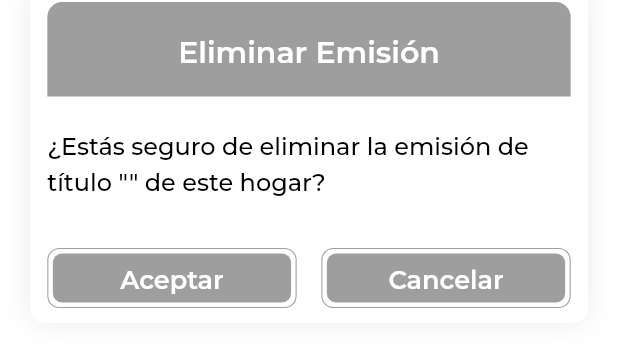
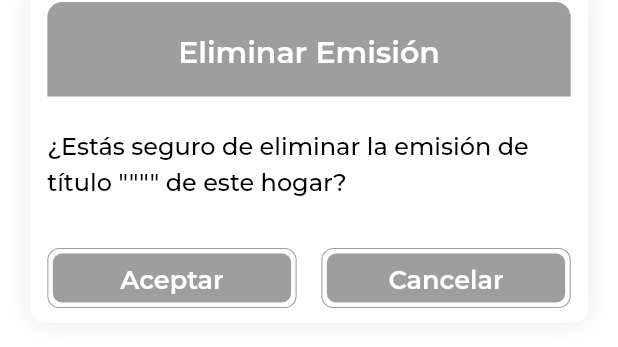
Before and after one commit to lmirandam07/greenhouse_app, a Flutter app: the RemoveUserDialog widget shown alone on an empty page, opened directly with empty values, on a phone screen of 412 x 824 dp. Shown: the part 463-810 px from the top of the screen. Run offline on Flutter 3.47's test engine with Material 2 defaults, Android fonts, the phone set to English and light mode, and no system bars; drawn by our look-alikes of flutter_bounceable; our stand-ins replace cached_network_image, cloud_firestore, dropdown_button2, firebase_auth, firebase_core, firebase_messaging and 13 more; missing offline and left inert: dart:ffi, google_maps_place_picker_mb; accounts and stored records are empty; network calls fail; project files that could hold a hidden picture were left out.

Commit message:
se corrigieron errores

```diff
--- a/green_house/lib/screens/dialogs/remove_emission.dart
+++ b/green_house/lib/screens/dialogs/remove_emission.dart
@@ -15,7 +15,10 @@ class RemoveUserDialog extends StatelessWidget {
   final String emissionId;
   final String emissionTitle;
   final Color color;
-  RemoveUserDialog(this.emissionId, this.emissionTitle, this.color, {Key? key})
+  final String emissionUser;
+  RemoveUserDialog(
+      this.emissionId, this.emissionTitle, this.color, this.emissionUser,
+      {Key? key})
       : super(key: key);
 
   final botomNavBar = BottomNavController();
@@ -38,7 +41,14 @@ class RemoveUserDialog extends StatelessWidget {
               mainShadow,
             ],
           ),
-          child: Column(
+          child: FutureBuilder(
+              future: firestoreService.getCurrentUserData(),
+              builder: (context, AsyncSnapshot snapshot) {
+                if (snapshot.connectionState == ConnectionState.waiting) {
+                  return const Center(child: LinearProgressIndicator());
+                }
+                if (emissionUser == snapshot.data['id']) {
+                  return Column(
                     crossAxisAlignment: CrossAxisAlignment.center,
                     mainAxisAlignment: MainAxisAlignment.start,
                     mainAxisSize: MainAxisSize.min,
@@ -67,7 +77,7 @@ class RemoveUserDialog extends StatelessWidget {
                       ),
                       const SizedBox(height: 20.0),
                       Text(
-                '¿Estás seguro de eliminar la emisión de título "$emissionTitle" de este hogar?',
+                        '¿Estás seguro de eliminar la emisión de título ""$emissionTitle"" de este hogar?',
                         style: montserratRegular.copyWith(
                           fontSize: 16.0,
                           color: AppColors.blackColor,
@@ -79,9 +89,11 @@ class RemoveUserDialog extends StatelessWidget {
                           Expanded(
                             child: CustomButtonEmission(
                               onTap: () async {
-                        await firestoreService.deleteEmission(emissionId);
+                                await firestoreService
+                                    .deleteEmission(emissionId);
                                 botomNavBar.homeFun();
-                        Navigator.of(context).pushReplacement(MaterialPageRoute(
+                                Navigator.of(context).pushReplacement(
+                                    MaterialPageRoute(
                                         builder: (context) => BottomNavBar()));
                               },
                               btnText: 'Aceptar',
@@ -103,7 +115,64 @@ class RemoveUserDialog extends StatelessWidget {
                         ],
                       ),
                     ],
+                  );
+                } else {
+                  return Column(
+                    crossAxisAlignment: CrossAxisAlignment.center,
+                    mainAxisAlignment: MainAxisAlignment.start,
+                    mainAxisSize: MainAxisSize.min,
+                    children: [
+                      /// Nueva Emisión box
+                      Container(
+                        width: screenWidth(context),
+                        padding: EdgeInsets.symmetric(
+                            vertical: screenHeight(context) * 0.02),
+                        decoration: BoxDecoration(
+                          color: color,
+                          borderRadius: BorderRadius.only(
+                            topRight: Radius.circular(radius10),
+                            topLeft: Radius.circular(radius10),
                           ),
+                        ),
+                        child: Center(
+                          child: Text(
+                            'Eliminar Emisión',
+                            style: montserratMedium.copyWith(
+                              fontSize: 20.0,
+                              color: AppColors.whiteColor,
+                            ),
+                          ),
+                        ),
+                      ),
+                      const SizedBox(height: 20.0),
+                      Text(
+                        'No tienes los permisos necesarios para eliminar la emision $emissionTitle',
+                        style: montserratRegular.copyWith(
+                          fontSize: 16.0,
+                          color: AppColors.blackColor,
+                        ),
+                      ),
+                      SizedBox(height: screenHeight(context) * 0.04),
+                      Row(
+                        children: [
+                          SizedBox(
+                            width: screenHeight(context) * 0.02,
+                          ),
+                          Expanded(
+                            child: CustomButtonEmission(
+                              onTap: () {
+                                Get.back();
+                              },
+                              btnText: 'Cancelar',
+                              color: color,
+                            ),
+                          ),
+                        ],
+                      ),
+                    ],
+                  );
+                }
+              }),
         ),
       ),
     );
--- a/green_house/lib/screens/homes/home_screen.dart
+++ b/green_house/lib/screens/homes/home_screen.dart
@@ -57,7 +57,8 @@ class HomeScreen extends StatelessWidget {
             ///
             Expanded(
               child: SingleChildScrollView(
-                padding: const EdgeInsets.only(bottom: 40.0),
+                padding: const EdgeInsets.only(
+                    bottom: 40.0, left: 20.0, right: 20.0),
                 child: Column(
                   crossAxisAlignment: CrossAxisAlignment.center,
                   mainAxisAlignment: MainAxisAlignment.center,
--- a/green_house/lib/screens/homes_emissions/home_emission_list_screen.dart
+++ b/green_house/lib/screens/homes_emissions/home_emission_list_screen.dart
@@ -135,7 +135,9 @@ class HomeEmissionsListScreen extends StatelessWidget {
                                                           'emission_register_date'],
                                                       homeEmission[index]
                                                           ['username'],
-                                                      color);
+                                                      color,
+                                                      homeEmission[index]
+                                                          ['emission_user']);
                                                 });
                                           } else {
                                             return const Center(
--- a/green_house/lib/screens/household/household_screen.dart
+++ b/green_house/lib/screens/household/household_screen.dart
@@ -242,7 +242,9 @@ class HouseHoldScreen extends StatelessWidget {
                                                           'emission_register_date'],
                                                       homeEmission[index]
                                                           ['username'],
-                                                      color);
+                                                      color,
+                                                      homeEmission[index]
+                                                          ['emission_user']);
                                                 });
                                           } else {
                                             return const Center(
--- a/green_house/lib/screens/profile/user_profile_screen.dart
+++ b/green_house/lib/screens/profile/user_profile_screen.dart
@@ -242,7 +242,8 @@ class UserProfileScreen extends StatelessWidget {
                                         userEmission[index]
                                             ['emission_register_date'],
                                         userEmission[index]['home_name'],
-                                        color);
+                                        color,
+                                        userEmission['emission_user']);
                                   });
                             } else {
                               return const Center(
```
Also changed, not shown: green_house/lib/screens/household/components/activity_item_box.dart (+11 -3 lines), 1 other file. Lines whose indentation alone changed are shown as unchanged.
